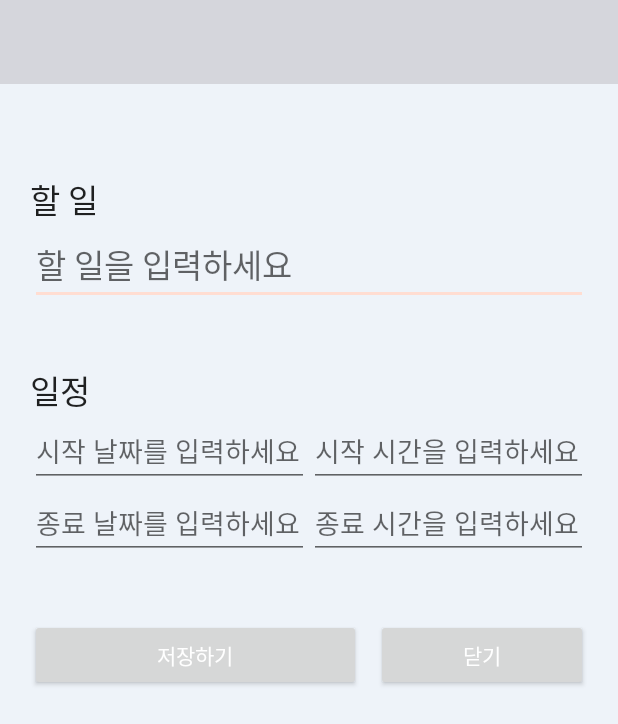
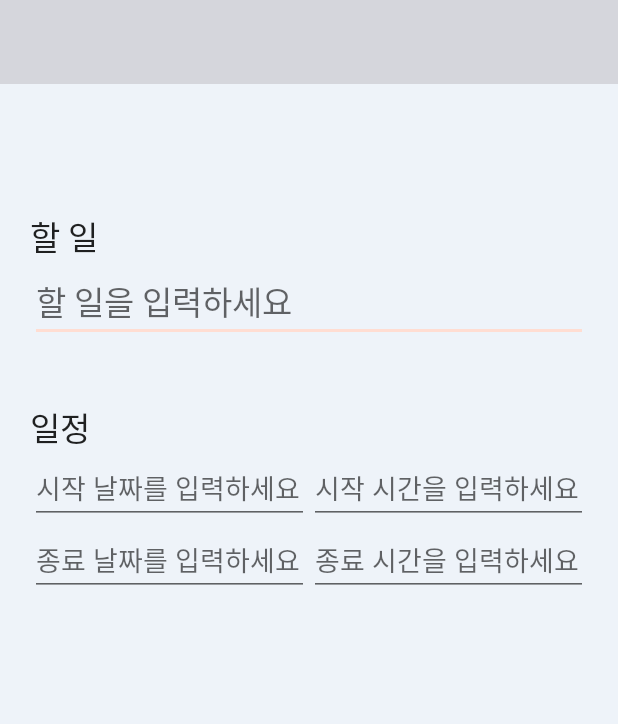
Before and after one commit to 1-Hee/Toit, an Android app: the layout activity_toit_modify.xml on its own in the app's theme, with its tools: preview values and no code run, on a phone screen of 412 x 824 dp. Shown: the top 724 px of the screen. Run offline under Robolectric (Android 15) with nearby library versions, the phone set to English and light mode, and no system bars.

Commit message:
Update 0608 18:20 Edit the main task edit page and add a menu item to the toolbar of the edit screen and implement a simple function

```diff
--- a/app/src/main/java/co/kr/toit/activity/MainActivity.kt
+++ b/app/src/main/java/co/kr/toit/activity/MainActivity.kt
@@ -41,8 +41,12 @@ class MainActivity : AppCompatActivity() {
         super.onCreate(savedInstanceState)
         b = ActivityMainBinding.inflate(layoutInflater)
         r = FragmentMainBinding.inflate(layoutInflater)
+        setContentView(b.root)
 
-        setContentView(b.root)
+        supportActionBar?.setDisplayShowCustomEnabled(true)
+        supportActionBar?.setDisplayHomeAsUpEnabled(false)
+        supportActionBar?.setDisplayShowTitleEnabled(false)
+        supportActionBar?.setDisplayShowHomeEnabled(false)
 
         setSupportActionBar(b.mainToolbar)
         title = resources.getString(R.string.app_name)
--- a/app/src/main/res/layout/activity_toit_modify.xml
+++ b/app/src/main/res/layout/activity_toit_modify.xml
@@ -23,8 +23,17 @@
 
         <LinearLayout
             android:layout_width="match_parent"
-            android:layout_height="wrap_content"
-            android:orientation="vertical" >
+            android:layout_height="match_parent"
+            android:orientation="vertical">
+
+            <TextView
+                android:id="@+id/modi_editdate"
+                android:layout_width="match_parent"
+                android:layout_height="wrap_content"
+                android:padding="5dp"
+                android:textAlignment="viewEnd"
+                android:textAppearance="@style/TextAppearance.AppCompat.Small"
+                android:textSize="10sp" />
 
             <LinearLayout
                 android:layout_width="match_parent"
@@ -130,41 +139,12 @@
 
             </LinearLayout>
 
+            <androidx.recyclerview.widget.RecyclerView
+                android:id="@+id/modi_sub_recycler"
+                android:layout_width="match_parent"
+                android:layout_height="match_parent" />
 
-            <LinearLayout
-                android:layout_width="match_parent"
-                android:layout_height="wrap_content"
 
-                android:orientation="horizontal"
-                android:padding="20dp">
-
-                <androidx.appcompat.widget.AppCompatButton
-                    android:id="@+id/modi_save_btn"
-                    android:layout_width="wrap_content"
-                    android:layout_height="wrap_content"
-                    android:layout_marginRight="10dp"
-                    android:textColor="@color/white"
-                    android:layout_weight="2.5"
-
-                    android:text="저장하기" />
-
-                <androidx.appcompat.widget.AppCompatButton
-                    android:id="@+id/modi_close_btn"
-                    android:layout_width="wrap_content"
-                    android:layout_height="wrap_content"
-                    android:textColor="@color/white"
-                    android:layout_weight="1"
-                    android:text="닫기" />
-            </LinearLayout>
-
-            <TextView
-                android:id="@+id/modi_editdate"
-                android:layout_width="match_parent"
-                android:layout_height="wrap_content"
-                android:padding="20dp"
-                android:textAlignment="viewEnd"
-                android:textAppearance="@style/TextAppearance.AppCompat.Small"
-                android:textSize="10sp" />
         </LinearLayout>
     </ScrollView>
 
```
Also changed, not shown: app/src/main/java/co/kr/toit/activity/ToitModifyActivity.kt (+36 -25 lines), app/src/main/res/menu/modi_menu.xml (added, +17 -0 lines).
